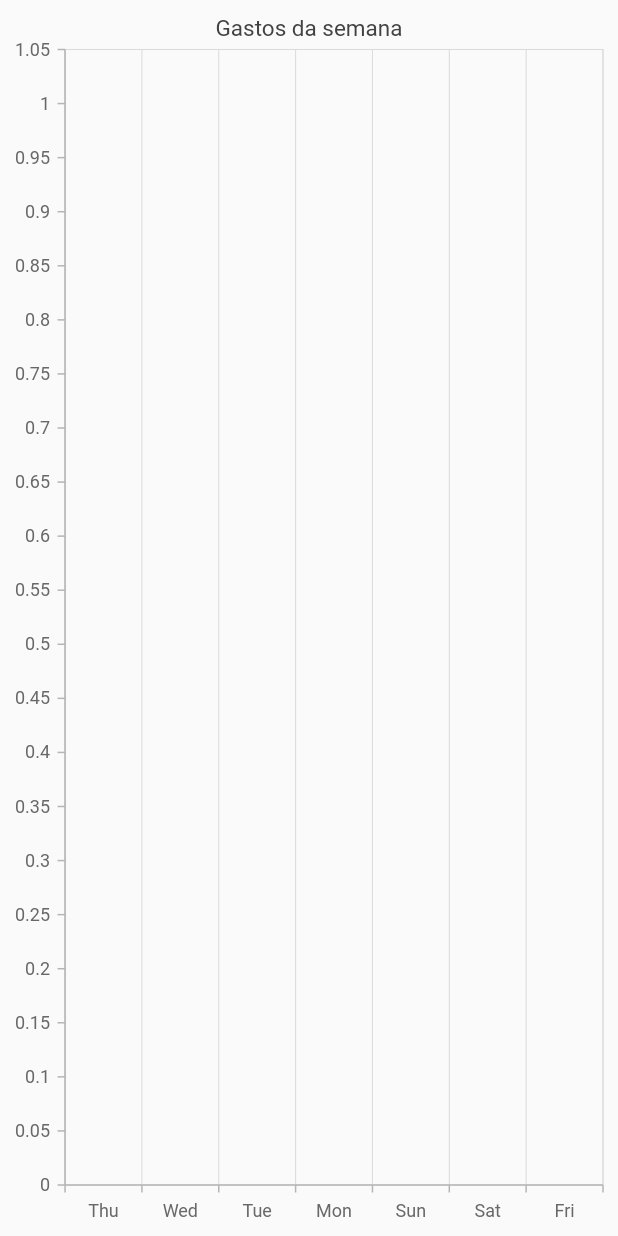
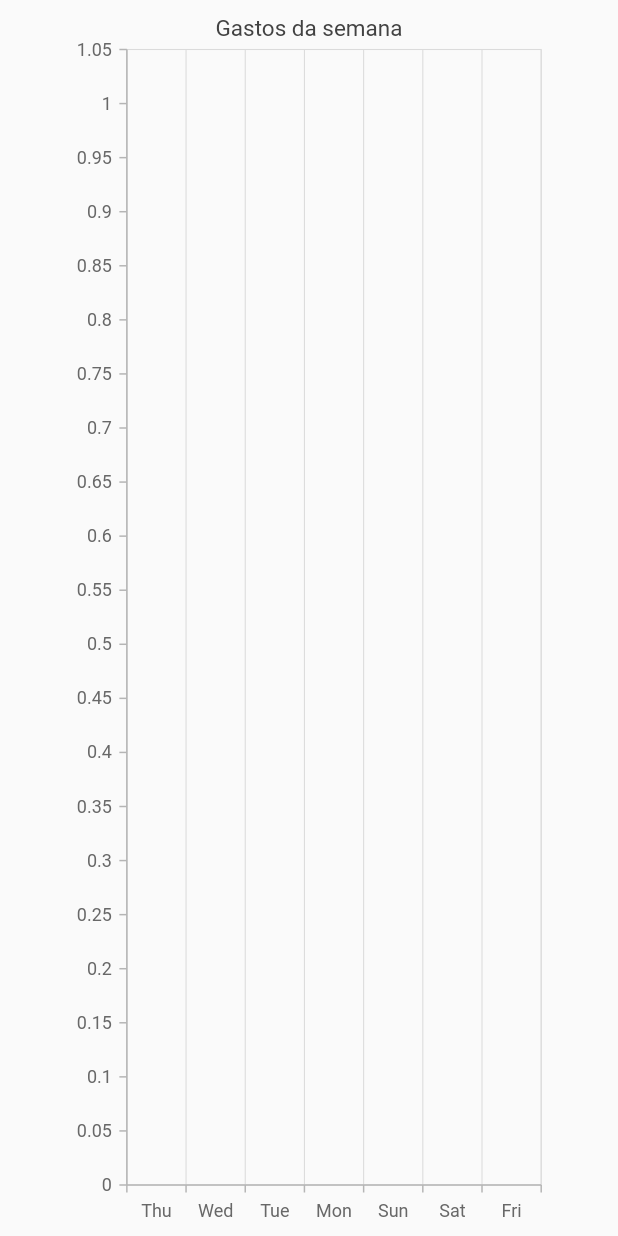
Before and after one commit to ArthurSilvaN/Expenses-App-Flutter, a Flutter app: the TransactionChart widget shown alone on an empty page, opened directly, on a phone screen of 412 x 824 dp. Run offline on Flutter 3.47's test engine with Material 2 defaults, Android fonts, the phone set to English and light mode, and no system bars; our stand-ins replace carousel_slider, syncfusion_flutter_charts.

Commit message:
added media query in transaction chart

```diff
--- a/lib/features/home/widgets/transaction_chart.dart
+++ b/lib/features/home/widgets/transaction_chart.dart
@@ -29,6 +29,8 @@ class TransactionChartState extends State<TransactionChart> {
       valueListenable: _transactionController.transactionsListenable,
       builder: (_, __, ___) {
         return Center(
+          child: SizedBox(
+            width: MediaQuery.of(context).size.width * 0.8,
             child: SfCartesianChart(
               primaryXAxis: CategoryAxis(),
               primaryYAxis: NumericAxis(
@@ -59,6 +61,7 @@ class TransactionChartState extends State<TransactionChart> {
                 ),
               ],
             ),
+          ),
         );
       },
     );
```
Lines whose indentation alone changed are shown as unchanged.
